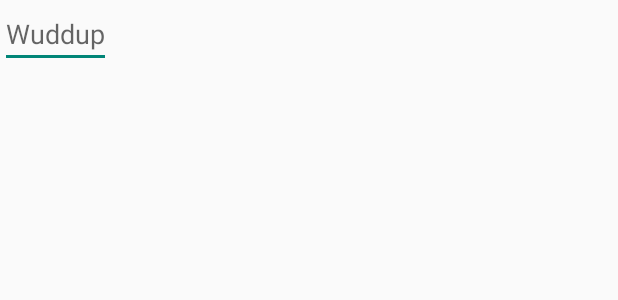
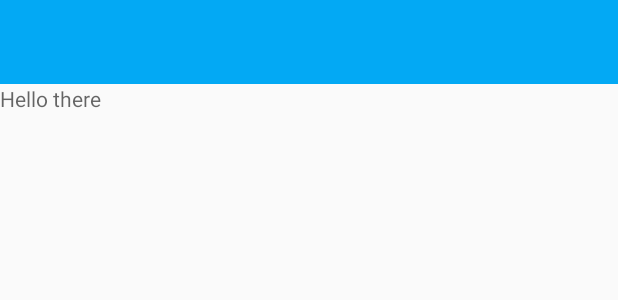
Before and after one commit to dangkevin/RoomEZ-Android, an Android app: the layout activity_main_board.xml on its own in the app's theme, with its tools: preview values and no code run, on a phone screen of 412 x 824 dp. Shown: the top 300 px of the screen. Run offline under Robolectric (Android 15) with nearby library versions, the phone set to English and light mode, and no system bars.

Commit message:
Added tool bar, now it should work fine. Need to add buttons and logo

```diff
--- a/RoomEZ/app/src/main/java/com/example/anthonygrisaffi/roomez/MainBoard.java
+++ b/RoomEZ/app/src/main/java/com/example/anthonygrisaffi/roomez/MainBoard.java
@@ -9,16 +9,24 @@ import android.view.Menu;
 import android.view.MenuItem;
 import android.widget.ImageButton;
 import android.widget.ImageView;
+import android.widget.Toolbar;
 
 
 public class MainBoard extends ActionBarActivity
 {
 
+    private Toolbar toolbar;
 
     @Override
     protected void onCreate(Bundle savedInstanceState) {
         super.onCreate(savedInstanceState);
         setContentView(R.layout.activity_main_board);
+
+        toolbar = (Toolbar) findViewById(R.id.app_bar);
+        setSupportActionBar(toolbar);
+    }
+
+    private void setSupportActionBar(Toolbar toolbar) {
     }
 
     @Override
--- a/RoomEZ/app/src/main/res/layout/activity_main_board.xml
+++ b/RoomEZ/app/src/main/res/layout/activity_main_board.xml
@@ -1,13 +1,17 @@
-<LinearLayout xmlns:android="http://schemas.android.com/apk/res/android"
+<RelativeLayout xmlns:android="http://schemas.android.com/apk/res/android"
     xmlns:tools="http://schemas.android.com/tools"
     android:layout_width="match_parent"
-    android:layout_height="match_parent"
+    android:layout_height="wrap_content"
     android:orientation="horizontal">
 
+    <include android:id="@+id/app_bar"
+        layout="@layout/app_bar"/>
 
-    <EditText
+
+    <TextView
         android:id="@+id/edit_message"
+        android:layout_below="@id/app_bar"
         android:layout_width="wrap_content"
         android:layout_height="wrap_content"
-        android:hint="@string/edit_message"/>
-</LinearLayout>
+        android:hint="Hello there"/>
+</RelativeLayout>
--- a/RoomEZ/app/src/main/res/layout/app_bar.xml
+++ b/RoomEZ/app/src/main/res/layout/app_bar.xml
@@ -1,5 +1,5 @@
 <?xml version="1.0" encoding="utf-8"?>
-<android.support.v7.widget.Toolbar
+<Toolbar
     xmlns:android="http://schemas.android.com/apk/res/android"
     android:layout_width="match_parent"
     android:layout_height="wrap_content"
@@ -7,4 +7,4 @@
     android:theme="@style/ThemeOverlay.AppCompat.Light"
     android:popupTheme="@style/ThemeOverlay.AppCompat.Dark">
 
-</android.support.v7.widget.Toolbar>
+</Toolbar>
```
